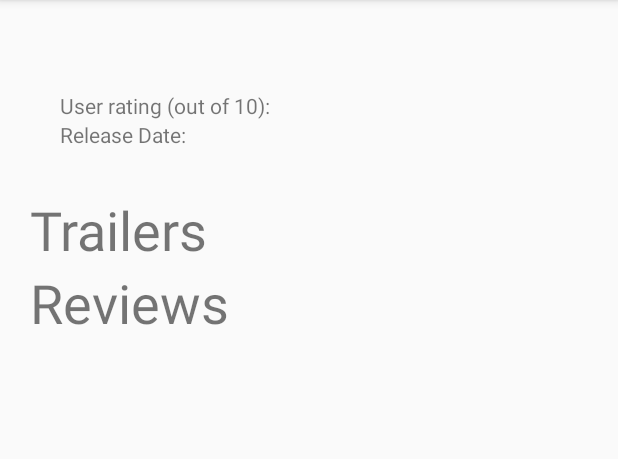
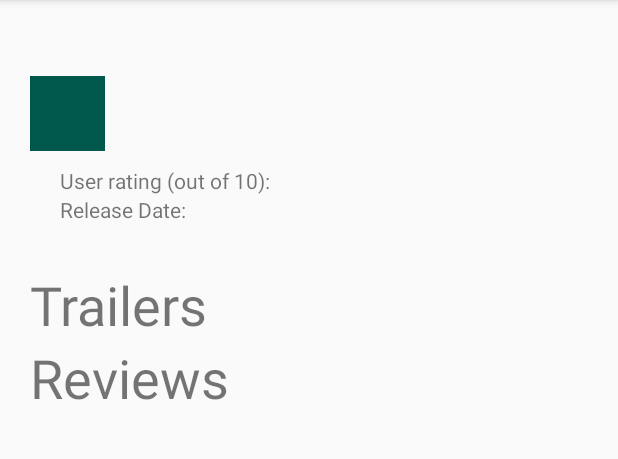
Before and after one commit to haitanle/android-projects, an Android app: the DetailActivity screen opened directly, with no data from a screen before it, on a phone screen of 412 x 824 dp, the part 84-543 px from its top. Run offline under Robolectric (Android 15) with nearby library versions, the phone set to English and light mode, and no system bars; our stand-ins replace Picasso; pictures from the network do not load; 7 statements that could not run were skipped.

Commit message:
toggle favorite using selector

```diff
--- a/MovieApp/app/src/main/java/com/example/movieapp/DetailActivity.java
+++ b/MovieApp/app/src/main/java/com/example/movieapp/DetailActivity.java
@@ -7,11 +7,13 @@ import androidx.recyclerview.widget.RecyclerView;
 import android.app.ActionBar;
 import android.content.Context;
 import android.content.Intent;
+import android.content.res.Resources;
 import android.net.Network;
 import android.net.Uri;
 import android.os.AsyncTask;
 import android.os.Bundle;
 import android.util.Log;
+import android.view.View;
 import android.widget.ImageView;
 import android.widget.LinearLayout;
 import android.widget.TextView;
@@ -51,6 +53,8 @@ public class DetailActivity extends AppCompatActivity implements TrailerAdapter.
 
     private ReviewAdapter mReviewAdapter;
     private RecyclerView mReviewList;
+
+    private ImageView mStarImageV;
 
     @Override
     protected void onCreate(Bundle savedInstanceState) {
@@ -95,6 +99,21 @@ public class DetailActivity extends AppCompatActivity implements TrailerAdapter.
         mReviewAdapter = new ReviewAdapter();
         mReviewList.setAdapter(mReviewAdapter);
 
+        mStarImageV = (ImageView) findViewById(R.id.star_image_view);
+
+        mStarImageV.setOnClickListener(new View.OnClickListener() {
+            @Override
+            public void onClick(View v) {
+                mStarImageV.setBackground(getResources().getDrawable(R.drawable.star_selector));
+                // mStarImageV.setSelected(true);
+                if (mStarImageV.isSelected()){
+                    mStarImageV.setSelected(false);
+                }else{
+                    mStarImageV.setSelected(true);
+                }
+            }
+        });
+
 //
         ActionBar actionBar = this.getActionBar();
 
@@ -104,6 +123,10 @@ public class DetailActivity extends AppCompatActivity implements TrailerAdapter.
 
     }
 
+    /**
+     * Function to call AysncTask for movie trailers
+     * @param movieId movie id to retrieve trailers
+     */
     private void makeTrailerUri(String movieId){
 
         String movieTrailerQuery = TRAILER_QUERY_PATH_PT1+movieId+TRAILER_QUERY_PATH_PT2;
@@ -181,6 +204,10 @@ public class DetailActivity extends AppCompatActivity implements TrailerAdapter.
         }
     }
 
+    /**
+     * Method to call AsyncTask for movie reviews
+     * @param movieId id of the movie
+     */
     private void getReviewList(String movieId){
 
         String reviewQueryPath = "https://api.themoviedb.org/3/movie/"+movieId+"/reviews?language=en-US&api_key=e4da10679254ee5d37b6f371a66acccf";
--- /dev/null
+++ b/MovieApp/app/src/main/res/drawable/star_selector.xml
@@ -0,0 +1,14 @@
+<?xml version="1.0" encoding="utf-8"?>
+<selector xmlns:android="http://schemas.android.com/apk/res/android">
+
+    <!--<item android:drawable="@color/colorPrimaryLight" android:state_pressed="true"/>-->
+
+    <!--<item android:drawable="@color/colorPrimaryLight" android:state_activated="true"/>-->
+
+    <item android:drawable="@color/colorPrimaryLight" android:state_selected="true"/>
+
+    <item android:drawable="@color/colorPrimaryDark" android:state_selected="false"/>
+
+    <!--<item android:drawable="@color/colorPrimaryDark"/>-->
+
+</selector>
--- a/MovieApp/app/src/main/res/layout/activity_detail.xml
+++ b/MovieApp/app/src/main/res/layout/activity_detail.xml
@@ -24,6 +24,12 @@
             android:layout_height="wrap_content"
             android:layout_marginTop="10sp"
             android:textSize="30sp" />
+
+        <ImageView
+            android:id="@+id/star_image_view"
+            android:layout_width="50dp"
+            android:layout_height="50dp"
+            android:background="@drawable/star_selector"/>
 
         <RelativeLayout
             android:layout_width="match_parent"
--- /dev/null
+++ b/MovieApp/app/src/main/res/mipmap-anydpi-v26/star_icon.xml
@@ -0,0 +1,5 @@
+<?xml version="1.0" encoding="utf-8"?>
+<adaptive-icon xmlns:android="http://schemas.android.com/apk/res/android">
+    <background android:drawable="@drawable/ic_launcher_background"/>
+    <foreground android:drawable="@drawable/star_icon"/>
+</adaptive-icon>
--- /dev/null
+++ b/MovieApp/app/src/main/res/mipmap-anydpi-v26/star_icon_round.xml
@@ -0,0 +1,5 @@
+<?xml version="1.0" encoding="utf-8"?>
+<adaptive-icon xmlns:android="http://schemas.android.com/apk/res/android">
+    <background android:drawable="@drawable/ic_launcher_background"/>
+    <foreground android:drawable="@drawable/star_icon"/>
+</adaptive-icon>
--- a/MovieApp/app/src/main/res/values/colors.xml
+++ b/MovieApp/app/src/main/res/values/colors.xml
@@ -2,5 +2,6 @@
 <resources>
     <color name="colorPrimary">#008577</color>
     <color name="colorPrimaryDark">#00574B</color>
+    <color name="colorPrimaryLight">#72CABE</color>
     <color name="colorAccent">#D81B60</color>
 </resources>
```
Also changed, not shown: MovieApp/app/src/main/res/drawable/star_icon.xml (added, +9 -0 lines), MovieApp/app/src/main/res/mipmap-hdpi/star_icon.png (added), MovieApp/app/src/main/res/mipmap-hdpi/star_icon_round.png (added), MovieApp/app/src/main/res/mipmap-mdpi/star_icon.png (added), MovieApp/app/src/main/res/mipmap-mdpi/star_icon_round.png (added), MovieApp/app/src/main/res/mipmap-xhdpi/star_icon.png (added), MovieApp/app/src/main/res/mipmap-xhdpi/star_icon_round.png (added), MovieApp/app/src/main/res/mipmap-xxhdpi/star_icon.png (added), MovieApp/app/src/main/res/mipmap-xxhdpi/star_icon_round.png (added), MovieApp/app/src/main/res/mipmap-xxxhdpi/star_icon.png (added), MovieApp/app/src/main/res/mipmap-xxxhdpi/star_icon_round.png (added), MovieApp/app/src/main/star_icon-web.png (added), 1 other file.
